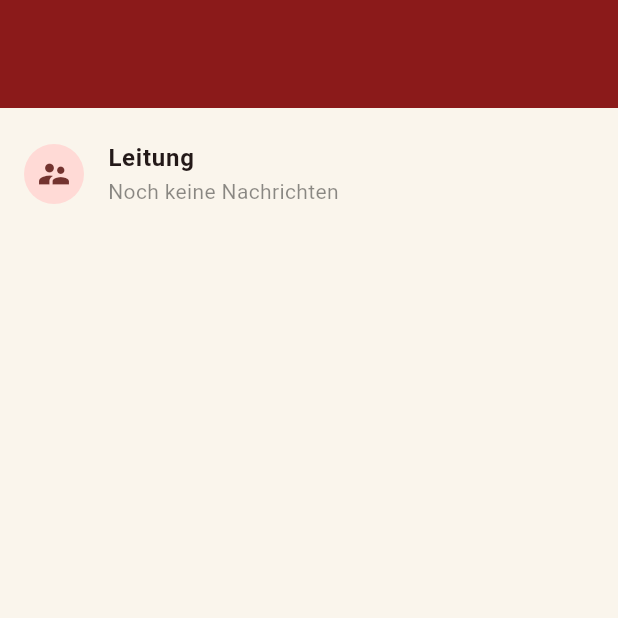
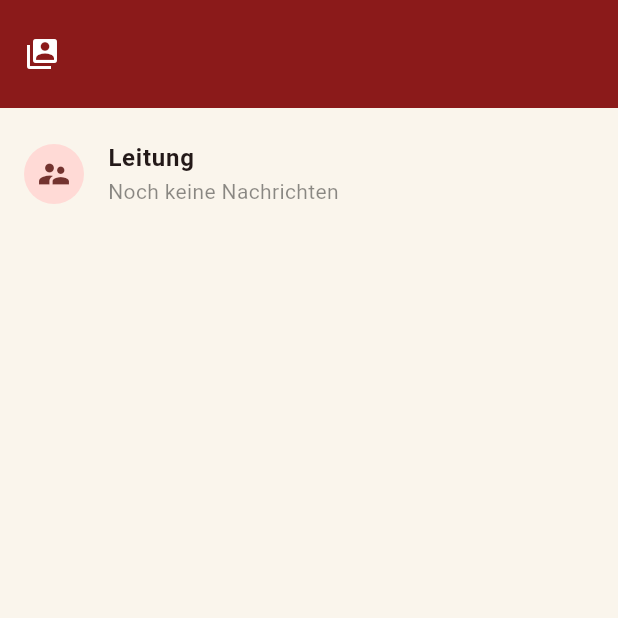
Before and after one commit to MichaelWester696/backfuchs-tablet-app, a Flutter app: the HomeShell screen opened directly with empty values, item 2 of the bottom bar chosen, on a phone screen of 412 x 824 dp, the top half of it. Run offline on Flutter 3.47's test engine with Material 3 defaults, Android fonts, the phone set to English and light mode, and no system bars; our stand-ins replace image_picker, shared_preferences, supabase_flutter; accounts and stored records are empty.

Commit message:
Rezeptansicht: Zoom-Faktor pro Gerät merken, Posten-Wechsel-Button
- Die per +/- eingestellte Schriftgröße wird jetzt über SharedPreferences
  pro Gerät gespeichert und beim nächsten Rezeptaufruf wiederhergestellt
- In der Postenansicht (Kopfzeile) gibt es jetzt einen Button, um zur
  Postenauswahl zurückzukehren, ohne die App neu laden zu müssen

Co-Authored-By: Claude Sonnet 5 <noreply@anthropic.com>

```diff
--- a/lib/screens/home_shell.dart
+++ b/lib/screens/home_shell.dart
@@ -5,6 +5,7 @@ import 'aufgaben_screen.dart';
 import 'bestand_screen.dart';
 import 'defekt_screen.dart';
 import 'kommunikation_screen.dart';
+import 'posten_login_screen.dart';
 import 'rezepte_screen.dart';
 
 /// Container mit Bottom-Navigation für die 5 Hauptmodule der App.
@@ -18,6 +19,12 @@ class HomeShell extends StatefulWidget {
 
 class _HomeShellState extends State<HomeShell> {
   int _index = 0;
+
+  void _zurPostenauswahl() {
+    Navigator.of(context).pushReplacement(
+      MaterialPageRoute(builder: (_) => const PostenLoginScreen()),
+    );
+  }
 
   @override
   Widget build(BuildContext context) {
@@ -54,7 +61,14 @@ class _HomeShellState extends State<HomeShell> {
           ];
 
     return Scaffold(
-      appBar: AppBar(title: Text(widget.posten.name)),
+      appBar: AppBar(
+        title: Text(widget.posten.name),
+        leading: IconButton(
+          tooltip: 'Posten wechseln',
+          icon: const Icon(Icons.switch_account),
+          onPressed: _zurPostenauswahl,
+        ),
+      ),
       body: IndexedStack(index: _index, children: screens),
       // SafeArea sorgt dafür, dass die Leiste auf einem iPhone ohne Home-Button
       // (X und neuer) oberhalb der unteren Wisch-Geste-Zone bleibt, statt darunter
--- a/pubspec.yaml
+++ b/pubspec.yaml
@@ -15,6 +15,8 @@ dependencies:
   connectivity_plus: ^6.0.5
   cupertino_icons: ^1.0.6
   url_launcher: ^6.3.0
+  shared_preferences: ^2.3.2
+  geolocator: ^13.0.1
 
 dev_dependencies:
   flutter_test:
```
Also changed, not shown: lib/screens/rezept_detail_screen.dart (+21 -0 lines).
